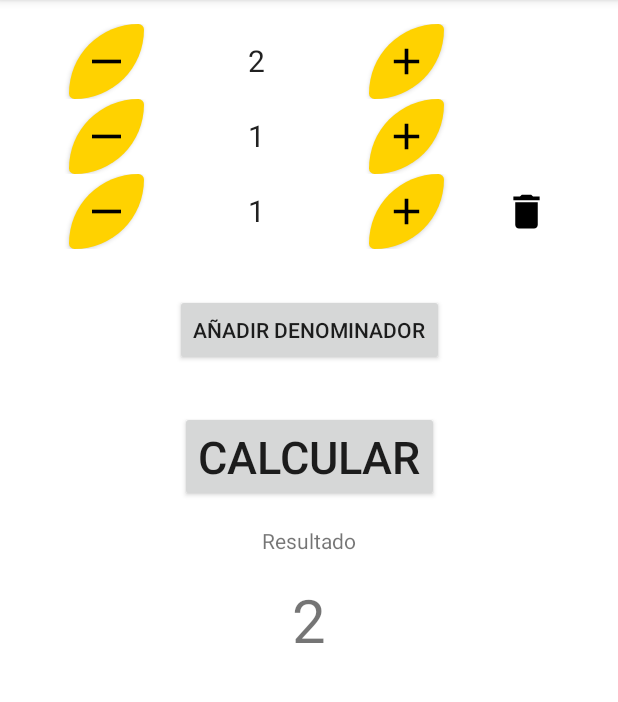
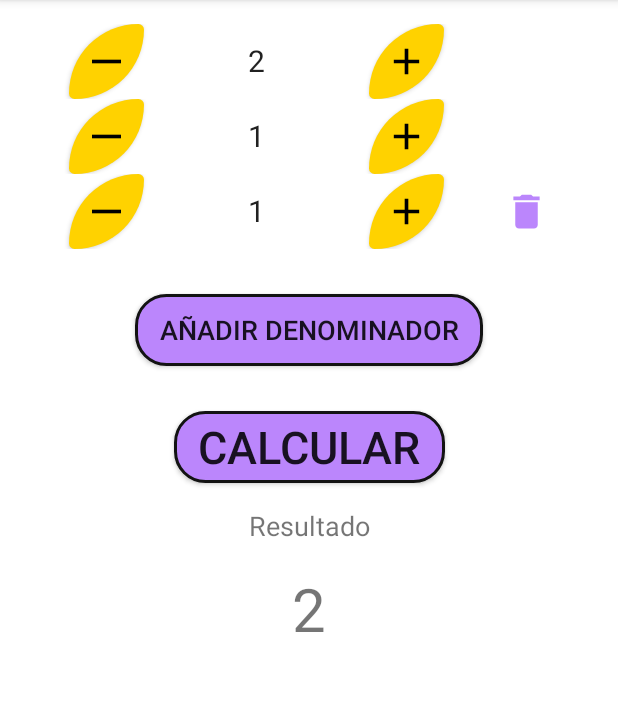
Before and after one commit to umykanin/lowestCommonDenominator, an Android app: the screen it shows after launch (MainActivity), after a tap on "CALCULAR", on a phone screen of 412 x 824 dp, the part 84-786 px from its top. Run offline under Robolectric (Android 15) with nearby library versions, the light colour scheme and no system bars; 3 other taps on this screen came first.

Commit message:
buttons and colors

```diff
--- a/app/src/main/java/com/nwm2/service/LowestCommonDenominator.kt
+++ b/app/src/main/java/com/nwm2/service/LowestCommonDenominator.kt
@@ -6,9 +6,9 @@ object LowestCommonDenominator {
 
     private lateinit var mainMap: MutableMap<Int, Int>
 
-    fun calculate(list: MutableList<Int>): Int {
+    fun calculate(list: MutableList<Int>): Long {
         mainMap = mutableMapOf()
-        var result = 1
+        var result: Long = 1L
         list.forEach {
             factorize(it)
         }
--- a/app/src/main/res/drawable/baseline_delete_24.xml
+++ b/app/src/main/res/drawable/baseline_delete_24.xml
@@ -1,4 +1,4 @@
-<vector android:height="24dp" android:tint="#000000"
+<vector android:height="24dp" android:tint="#BB86FC"
     android:viewportHeight="24" android:viewportWidth="24"
     android:width="24dp" xmlns:android="http://schemas.android.com/apk/res/android">
     <path android:fillColor="@android:color/white" android:pathData="M6,19c0,1.1 0.9,2 2,2h8c1.1,0 2,-0.9 2,-2V7H6v12zM19,4h-3.5l-1,-1h-5l-1,1H5v2h14V4z"/>
--- /dev/null
+++ b/app/src/main/res/drawable/button_add_denominator.xml
@@ -0,0 +1,10 @@
+<?xml version="1.0" encoding="utf-8"?>
+<shape xmlns:android="http://schemas.android.com/apk/res/android"
+       android:shape="rectangle">
+    <corners android:radius="20dp"/>
+    <solid android:color="@color/purple_200"/>
+    <stroke
+            android:color="@color/black"
+            android:width="2dp"/>
+
+</shape>
--- a/app/src/main/res/layout/activity_main.xml
+++ b/app/src/main/res/layout/activity_main.xml
@@ -20,18 +20,22 @@
             android:orientation="vertical">
     </LinearLayout>
 
-    <Button
+    <androidx.appcompat.widget.AppCompatButton
             android:id="@+id/add_factor_button"
             android:layout_width="wrap_content"
             android:layout_height="wrap_content"
             android:layout_marginTop="30dp"
+            android:paddingStart="16dp"
+            android:paddingEnd="16dp"
+            android:textSize="18dp"
             app:layout_constraintTop_toBottomOf="@id/linear_layout"
             app:layout_constraintStart_toStartOf="parent"
             app:layout_constraintEnd_toEndOf="parent"
-            android:text="@string/add_factor"/>
+            android:text="@string/add_factor"
+            android:background="@drawable/button_add_denominator"/>
 
 
-    <Button
+    <androidx.appcompat.widget.AppCompatButton
             android:id="@+id/calculate_button"
             android:layout_width="wrap_content"
             android:layout_height="wrap_content"
@@ -40,12 +44,16 @@
             app:layout_constraintEnd_toEndOf="parent"
             app:layout_constraintTop_toBottomOf="@id/add_factor_button"
             android:textSize="30sp"
+            android:paddingStart="16dp"
+            android:paddingEnd="16dp"
+            android:background="@drawable/button_add_denominator"
             android:text="@string/calculate"/>
 
       <TextView
               android:id="@+id/result_info_text_view"
               android:layout_width="wrap_content"
               android:layout_height="wrap_content"
+              android:textSize="18sp"
               app:layout_goneMarginTop="30dp"
               app:layout_constraintStart_toStartOf="parent"
               app:layout_constraintEnd_toEndOf="parent"
@@ -58,6 +66,7 @@
             android:layout_width="wrap_content"
             android:layout_height="wrap_content"
             app:layout_goneMarginTop="30dp"
+            android:text="?"
             app:layout_constraintTop_toBottomOf="@id/result_info_text_view"
             app:layout_constraintStart_toStartOf="parent"
             app:layout_constraintEnd_toEndOf="parent"
--- a/app/src/main/res/layout/factor_view.xml
+++ b/app/src/main/res/layout/factor_view.xml
@@ -22,7 +22,7 @@
             android:gravity="center"
             android:backgroundTint="@color/white"
             android:textSize="20sp"
-            android:maxLength="6"
+            android:maxLength="4"
             android:autofillHints="1"/>
 
     <androidx.appcompat.widget.AppCompatButton
```
